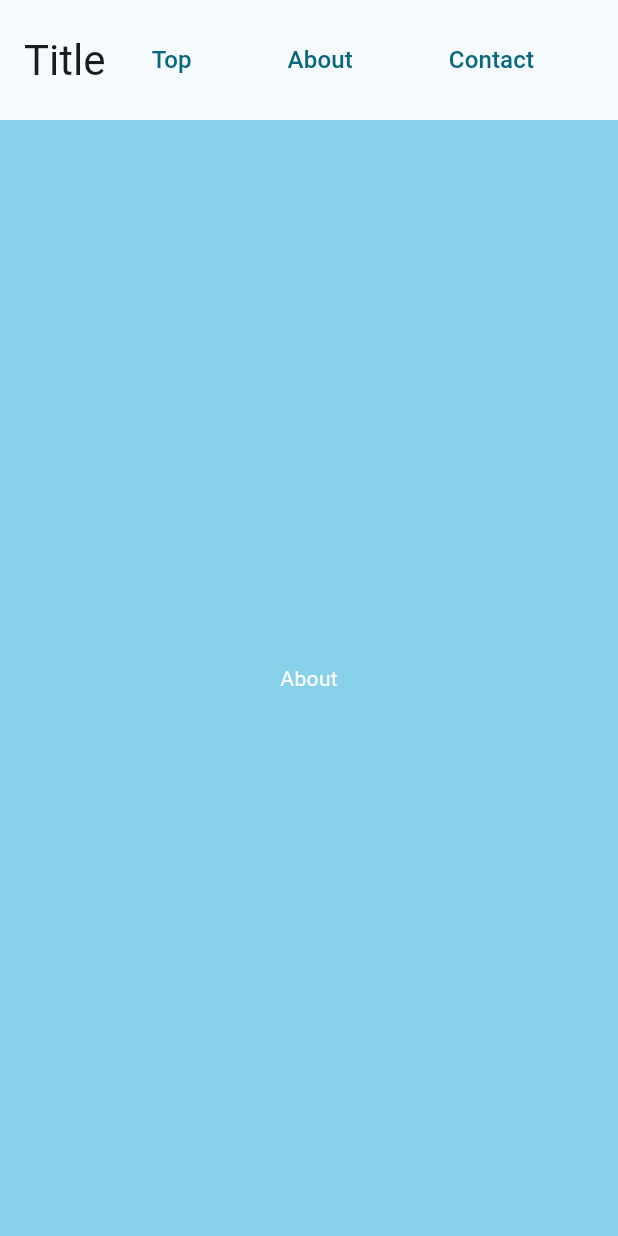
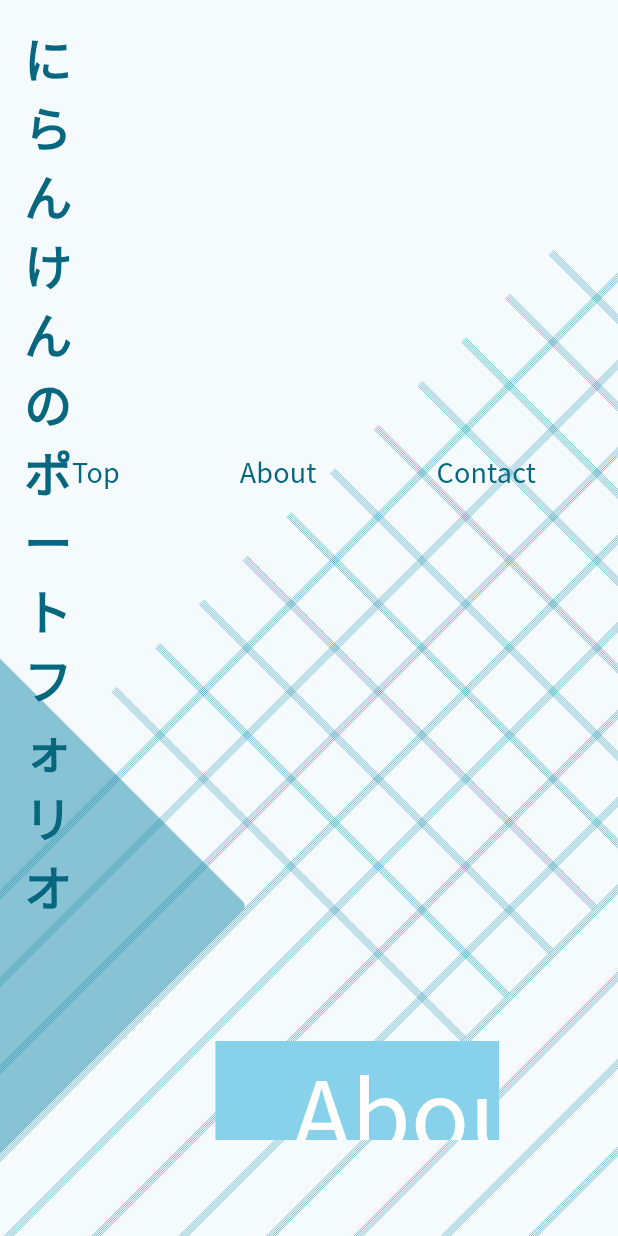
Before and after one commit to NIRANKEN/flutter_web_portfolio_test, a Flutter app: the screen it shows after launch, after a tap on "About", on a phone screen of 412 x 824 dp. Run offline on Flutter 3.47's test engine with Material 2 defaults, Android fonts, the phone set to English and light mode, and no system bars; our stand-ins replace video_player.

Commit message:
feat: アニメーション表現とCustomPaintによる背景の追加

```diff
--- /dev/null
+++ b/lib/constants.dart
@@ -0,0 +1,6 @@
+import 'dart:ui';
+
+class Constants {
+  static const Color mainColor = Color.fromARGB(255, 25, 140, 170);
+  static const Color drawColor = Color.fromARGB(127, 25, 140, 170);
+}
--- /dev/null
+++ b/lib/demo_custom_paint.dart
@@ -0,0 +1,99 @@
+import 'dart:math';
+
+import 'package:flutter/material.dart';
+import 'package:flutter_web_portfolio_test/constants.dart';
+
+class DemoCustomPaint extends StatelessWidget {
+  const DemoCustomPaint({super.key});
+
+  @override
+  Widget build(BuildContext context) {
+    return CustomPaint(
+      painter: DemoCustomPainter(context: context),
+      child: SizedBox(
+        width: MediaQuery.of(context).size.width * 0.8,
+        height: MediaQuery.of(context).size.height * 0.9,
+        // child: const Text("Custom Paint"),
+      ),
+    );
+  }
+}
+
+class DemoCustomPainter extends CustomPainter {
+  const DemoCustomPainter({required this.context});
+  final BuildContext context;
+
+  @override
+  void paint(Canvas canvas, Size size) {
+    final center = size / 2;
+    final paint = Paint()..color = Constants.drawColor;
+    canvas.save();
+    // canvas.drawRRect(
+    //     RRect.fromLTRBR(size.width - 100, size.height - 100, size.width,
+    //         size.height, const Radius.circular(4)),
+    //     paint);
+    final minDeltaSize =
+        center.width < center.height ? center.width : center.height;
+    // 90度回転
+    canvas.translate(center.width, center.height);
+    canvas.rotate(pi / 4);
+    canvas.drawRRect(
+        RRect.fromLTRBR(-1.5 * minDeltaSize, 1 * minDeltaSize, 1 * minDeltaSize,
+            3.5 * minDeltaSize, const Radius.circular(4)),
+        paint);
+
+    for (int i = -6; i < 5; i++) {
+      for (int j = 0; j < 5; j++) {
+        // canvas.drawLine(
+        //     Offset((0.5 * (i + 1)) * minDeltaSize,
+        //         -i * (minDeltaSize / 4) + j.toDouble()),
+        //     Offset(0.5 * (i + 5) * minDeltaSize,
+        //         -i * (minDeltaSize / 4) + j.toDouble()),
+        //     paint);
+        // canvas.drawLine(
+        //     Offset(-(i - 5) * (minDeltaSize / 4) + j.toDouble(),
+        //         0.5 * (i - 2) * minDeltaSize),
+        //     Offset(-(i - 5) * (minDeltaSize / 4) + j.toDouble(),
+        //         0.5 * (i + 3) * minDeltaSize),
+        //     paint);
+        canvas.drawLine(
+            Offset(0, -(i + 3) * (minDeltaSize / 4) + j.toDouble()),
+            Offset(size.width, -(i + 3) * (minDeltaSize / 4) + j.toDouble()),
+            paint);
+        canvas.drawLine(
+            Offset(-(i - 5) * (minDeltaSize / 4) + j.toDouble(), -size.height),
+            Offset(-(i - 5) * (minDeltaSize / 4) + j.toDouble(), size.height),
+            paint);
+      }
+    }
+    canvas.restore();
+
+    canvas.drawCircle(
+        Offset(-size.width / 16, -size.height / 3), minDeltaSize, paint);
+
+    // canvas.drawArc(
+    //     Rect.fromCenter(
+    //         center: Offset(center.width, center.height),
+    //         width: 250,
+    //         height: 250),
+    //     0.4,
+    //     2 * 3.14 - 0.8,
+    //     true,
+    //     paint);
+    // final paint = Paint()
+    //   ..color = Colors.blue
+    //   ..strokeWidth = 5
+    //   ..style = PaintingStyle.stroke;
+
+    // final path = Path()
+    //   ..moveTo(0, 0)
+    //   ..lineTo(size.width, size.height)
+    //   ..moveTo(size.width, 0)
+    //   ..lineTo(0, size.height);
+
+    // canvas.drawPath(path, paint);
+  }
+
+  @override
+  bool shouldRepaint(covariant CustomPainter oldDelegate) => false;
+}
--- a/lib/main.dart
+++ b/lib/main.dart
@@ -1,4 +1,5 @@
 import 'package:flutter/material.dart';
+import 'package:flutter_web_portfolio_test/constants.dart';
 import 'my_home_page.dart';
 
 void main() {
@@ -14,11 +15,10 @@ class MyApp extends StatelessWidget {
     return MaterialApp(
       title: 'やぁ',
       theme: ThemeData(
-        colorScheme: ColorScheme.fromSeed(
-            seedColor: const Color.fromARGB(255, 25, 140, 170)),
-        useMaterial3: true,
-      ),
-      home: const MyHomePage(title: 'やぁ'),
+          colorScheme: ColorScheme.fromSeed(seedColor: Constants.mainColor),
+          useMaterial3: true,
+          fontFamily: 'Noto Sans JP'),
+      home: const MyHomePage(title: 'べっ、別にポートフォリオじゃないんだからね！'),
     );
   }
 }
--- a/lib/main_container.dart
+++ b/lib/main_container.dart
@@ -1,20 +1,22 @@
 import 'package:flutter/material.dart';
 
 class MainContainer extends StatelessWidget {
-  const MainContainer(
-      {super.key, required this.child, required this.pageIndex});
+  const MainContainer({
+    super.key,
+    required this.child,
+    this.color = Colors.transparent,
+  });
 
   final Widget child;
-  final int pageIndex;
+  final Color color;
 
   @override
   Widget build(BuildContext context) {
     return Container(
       width: MediaQuery.of(context).size.width * 0.8,
       height: MediaQuery.of(context).size.height * 0.9,
-      color: pageIndex % 2 == 0
-          ? Theme.of(context).colorScheme.background
-          : Theme.of(context).colorScheme.inversePrimary,
+      margin: const EdgeInsets.all(64),
+      color: color,
       child: child,
     );
   }
--- a/lib/my_home_page.dart
+++ b/lib/my_home_page.dart
@@ -1,5 +1,5 @@
 import 'package:flutter/material.dart';
-import 'package:flutter_web_portfolio_test/main_container.dart';
+import 'package:flutter_web_portfolio_test/demo_custom_paint.dart';
 import 'package:flutter_web_portfolio_test/pages/about_page.dart';
 import 'package:flutter_web_portfolio_test/pages/contact_page.dart';
 import 'package:flutter_web_portfolio_test/pages/top_page.dart';
@@ -15,28 +15,55 @@ class MyHomePage extends StatefulWidget {
   State<MyHomePage> createState() => _MyHomePageState();
 }
 
-class _MyHomePageState extends State<MyHomePage> {
+class _MyHomePageState extends State<MyHomePage>
+    with SingleTickerProviderStateMixin {
   late final VideoPlayerController _videoController;
   late Future<void> _initializeVideoPlayerFuture;
-  bool isLoading = true;
+  // bool isLoading = true;
+  bool isLoading = false;
   bool isPlaying = false;
   bool isScrolling = false;
 
   final PageController _pageController = PageController(
     initialPage: 0,
   );
+  late final AnimationController _animationController = AnimationController(
+    duration: const Duration(milliseconds: 1500),
+    vsync: this,
+  );
+  late final Animation<double> _animation;
+  bool isAnimationCompleted = false;
 
   @override
   void initState() {
     super.initState();
     _videoController = VideoPlayerController.asset('assets/videos/loading.mp4');
     _initializeVideoPlayerFuture = _videoController.initialize();
+    _animation = CurvedAnimation(
+      parent: _animationController,
+      curve: Curves.fastOutSlowIn,
+    );
+    _animationController.addStatusListener((status) {
+      if (status == AnimationStatus.completed) {
+        setState(() {
+          isAnimationCompleted = true;
+        });
+      }
+    });
+    _animationController.forward();
+
+    _pageController.addListener(() {
+      // ページが変更されたときに、アニメーションを再生する
+      _animationController.reset();
+      _animationController.forward();
+    });
   }
 
   @override
   void dispose() {
     _videoController.dispose();
     _pageController.dispose();
+    _animationController.dispose();
     super.dispose();
   }
 
@@ -45,13 +72,19 @@ class _MyHomePageState extends State<MyHomePage> {
     return isLoading
         ? _loadingWidget()
         : Scaffold(
-            body: Center(
+            body: Stack(children: [
+              const DemoCustomPaint(),
+              Center(
                 child: Column(
                     mainAxisAlignment: MainAxisAlignment.center,
                     children: <Widget>[
                       _titleContainer(context),
                       Expanded(
                           flex: 1,
+                          child: SizeTransition(
+                              sizeFactor: _animation,
+                              axis: Axis.horizontal,
+                              axisAlignment: -1,
                               child: PageView(
                                   controller: _pageController,
                                   scrollDirection: Axis.vertical,
@@ -59,9 +92,10 @@ class _MyHomePageState extends State<MyHomePage> {
                                     TopPage(),
                                     AboutPage(),
                                     ContactPage(),
-                            ]))
+                                  ])))
                     ]),
               ),
+            ]),
           );
   }
 
@@ -102,8 +136,13 @@ class _MyHomePageState extends State<MyHomePage> {
             children: [
               Expanded(
                 flex: 1,
-                child: Text('Title',
-                    style: Theme.of(context).textTheme.headlineMedium),
+                child: Text(
+                  'にらんけんのポートフォリオ',
+                  style: TextStyle(
+                      color: Theme.of(context).colorScheme.primary,
+                      fontSize: 32.0,
+                      fontWeight: FontWeight.bold),
+                ),
               ),
               TitleButton(
                   title: "Top",
--- a/lib/pages/about_page.dart
+++ b/lib/pages/about_page.dart
@@ -1,18 +1,18 @@
 import 'package:flutter/material.dart';
 import 'package:flutter_web_portfolio_test/main_container.dart';
+import 'package:flutter_web_portfolio_test/size_transition_example.dart';
 
 class AboutPage extends StatelessWidget {
   const AboutPage({super.key});
-  static const _pageIndex = 1;
 
   @override
   Widget build(BuildContext context) {
-    return const MainContainer(
-        pageIndex: _pageIndex,
-        child: Center(
+    return MainContainer(
+        color: Theme.of(context).colorScheme.inversePrimary,
+        child: const Center(
             child: Text(
           "About",
-          style: TextStyle(color: Colors.white),
+          style: TextStyle(color: Colors.white, fontSize: 64),
         )));
   }
 }
--- a/lib/pages/contact_page.dart
+++ b/lib/pages/contact_page.dart
@@ -3,16 +3,16 @@ import 'package:flutter_web_portfolio_test/main_container.dart';
 
 class ContactPage extends StatelessWidget {
   const ContactPage({super.key});
-  static const _pageIndex = 2;
 
   @override
   Widget build(BuildContext context) {
     return MainContainer(
-        pageIndex: _pageIndex,
+        color: Colors.white,
         child: Center(
             child: Text(
           "Contact",
-          style: TextStyle(color: Theme.of(context).colorScheme.secondary),
+          style: TextStyle(
+              color: Theme.of(context).colorScheme.secondary, fontSize: 64),
         )));
   }
 }
--- a/lib/pages/top_page.dart
+++ b/lib/pages/top_page.dart
@@ -1,18 +1,37 @@
 import 'package:flutter/material.dart';
 import 'package:flutter_web_portfolio_test/main_container.dart';
+import 'package:flutter_web_portfolio_test/size_transition_example.dart';
 
 class TopPage extends StatelessWidget {
   const TopPage({super.key});
-  static const _pageIndex = 0;
 
   @override
   Widget build(BuildContext context) {
     return MainContainer(
-        pageIndex: _pageIndex,
-        child: Center(
-            child: Text(
-          "Top",
-          style: TextStyle(color: Theme.of(context).colorScheme.secondary),
-        )));
+        color: Colors.transparent,
+        child: Column(
+          mainAxisAlignment: MainAxisAlignment.center,
+          crossAxisAlignment: CrossAxisAlignment.center,
+          children: [
+            Row(children: [
+              const SizedBox(width: 64),
+              Text("それっぽい感じの",
+                  style: TextStyle(
+                      color: Theme.of(context).colorScheme.primary,
+                      fontSize: 128)),
+            ]),
+            const SizedBox(height: 32),
+            Row(
+              mainAxisAlignment: MainAxisAlignment.center,
+              crossAxisAlignment: CrossAxisAlignment.center,
+              children: [
+                Text("ポートフォリオかも",
+                    style: TextStyle(
+                        color: Theme.of(context).colorScheme.primary,
+                        fontSize: 128)),
+              ],
+            )
+          ],
+        ));
   }
 }
--- /dev/null
+++ b/lib/size_transition_example.dart
@@ -0,0 +1,59 @@
+import 'package:flutter/material.dart';
+
+class SizeTransitionContainer extends StatefulWidget {
+  const SizeTransitionContainer(
+      {super.key, required this.child, this.color = Colors.transparent});
+
+  final Widget child;
+  final Color color;
+
+  @override
+  State<SizeTransitionContainer> createState() =>
+      _SizeTransitionContainerState();
+}
+
+class _SizeTransitionContainerState extends State<SizeTransitionContainer>
+    with TickerProviderStateMixin {
+  late final AnimationController _controller = AnimationController(
+    duration: const Duration(seconds: 2),
+    vsync: this,
+  );
+  late final Animation<double> _animation;
+  bool isCompleted = false;
+
+  @override
+  void initState() {
+    super.initState();
+    _animation = CurvedAnimation(
+      parent: _controller,
+      curve: Curves.fastOutSlowIn,
+    );
+    _controller.addStatusListener((status) {
+      if (status == AnimationStatus.completed) {
+        setState(() {
+          isCompleted = true;
+        });
+      }
+    });
+    _controller.forward();
+  }
+
+  @override
+  void dispose() {
+    _controller.dispose();
+    super.dispose();
+  }
+
+  @override
+  Widget build(BuildContext context) {
+    return Scaffold(
+      backgroundColor: widget.color,
+      body: SizeTransition(
+        sizeFactor: _animation,
+        axis: Axis.horizontal,
+        axisAlignment: -1,
+        child: widget.child,
+      ),
+    );
+  }
+}
--- a/lib/title_button.dart
+++ b/lib/title_button.dart
@@ -12,10 +12,11 @@ class TitleButton extends StatelessWidget {
       onPressed: onPressed,
       style: OutlinedButton.styleFrom(
         side: const BorderSide(color: Colors.transparent),
+        padding: const EdgeInsets.symmetric(horizontal: 32, vertical: 16),
       ),
       child: Text(title,
           style: TextStyle(
-              color: Theme.of(context).colorScheme.primary, fontSize: 16)),
+              color: Theme.of(context).colorScheme.primary, fontSize: 18)),
     );
   }
 }
--- a/pubspec.yaml
+++ b/pubspec.yaml
@@ -60,6 +60,10 @@ flutter:
   uses-material-design: true
   assets:
     - assets/videos/loading.mp4
+  fonts:
+    - family: Noto Sans JP
+      fonts:
+        - asset: assets/fonts/NotoSansJP-Regular.ttf
 
   # To add assets to your application, add an assets section, like this:
   # assets:
```
Also changed, not shown: 1 other file. Lines whose indentation alone changed are shown as unchanged.
